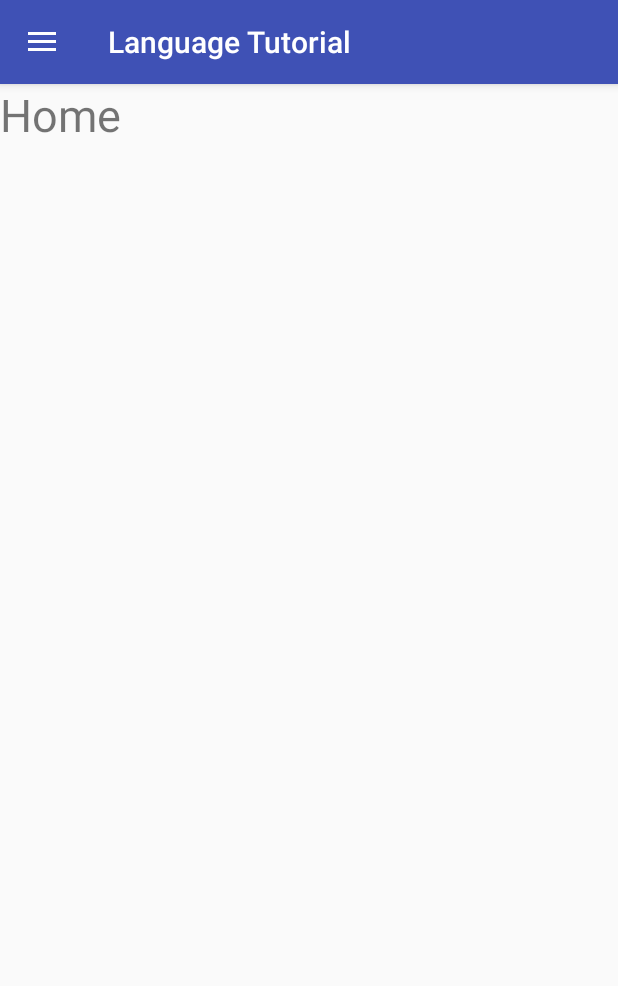
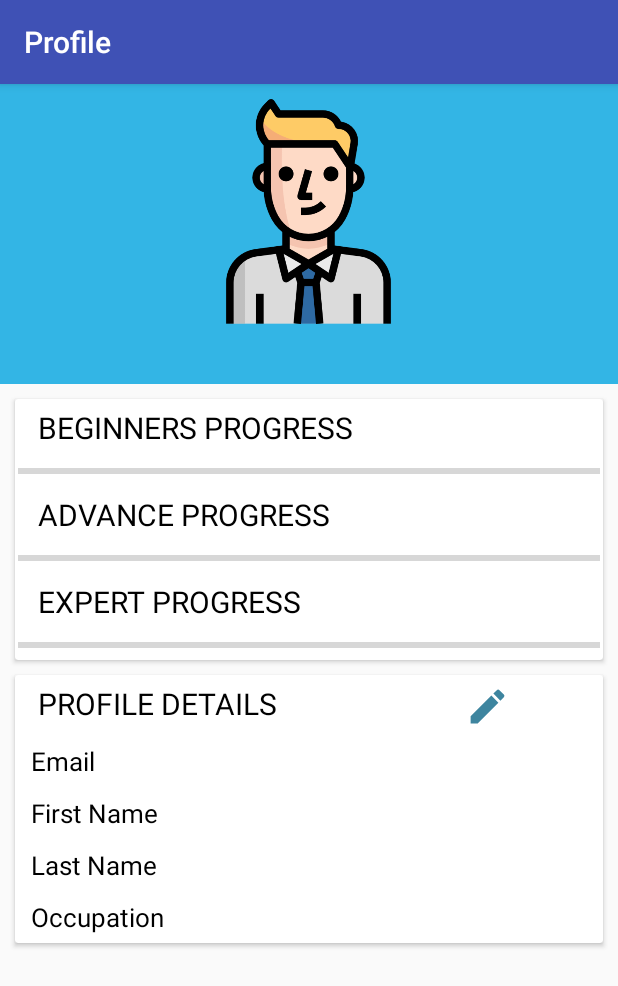
Before and after one commit to samiraj99/LanguageTutorial, an Android app: the screen it shows after launch once a user with an empty profile is signed in (Home before the commit, ProfileActivity after it), after a tap on "Home", on a phone screen of 412 x 824 dp. Shown: the top 986 px of the screen. Run offline under Robolectric (Android 15) with nearby library versions, the phone set to English and light mode, and no system bars; our stand-ins replace Firebase (no records; nobody signed in at launch, a user with empty details on screens opened directly); 1 statement that could not run was skipped; 1 other tap on this screen came first.

Commit message:
Adding profile activity

```diff
--- a/app/build.gradle
+++ b/app/build.gradle
@@ -31,5 +31,6 @@ dependencies {
     compile 'com.google.firebase:firebase-auth:16.0.1'
     compile 'com.google.firebase:firebase-database:16.0.1'
 
+    implementation 'com.android.support:cardview-v7:27.1.1'
 }
 apply plugin: 'com.google.gms.google-services'
--- a/app/src/main/AndroidManifest.xml
+++ b/app/src/main/AndroidManifest.xml
@@ -20,7 +20,10 @@
         </activity>
         <activity android:name=".Login" />
         <activity android:name=".Registration" />
-        <activity android:name=".Home"></activity>
+        <activity android:name=".Home" />
+        <activity android:name=".ProfileActivity"
+            android:label="Profile"
+            />
     </application>
 
 </manifest>
--- a/app/src/main/java/com/foslipy/languagetutorial/Home.java
+++ b/app/src/main/java/com/foslipy/languagetutorial/Home.java
@@ -1,13 +1,13 @@
 package com.foslipy.languagetutorial;
 
 import android.content.Intent;
+import android.os.Bundle;
 import android.support.annotation.NonNull;
 import android.support.design.widget.NavigationView;
 import android.support.v4.view.GravityCompat;
 import android.support.v4.widget.DrawerLayout;
 import android.support.v7.app.ActionBarDrawerToggle;
 import android.support.v7.app.AppCompatActivity;
-import android.os.Bundle;
 import android.view.MenuItem;
 
 import com.google.firebase.auth.FirebaseAuth;
@@ -72,7 +72,7 @@ public class Home extends AppCompatActivity implements NavigationView.OnNavigati
                 Intent log=new Intent(Home.this,Login.class);
                 startActivity(log);
                 break;
-        }
+            }
 
         homedrawerlayout.closeDrawer(GravityCompat.START);
         return true;
--- /dev/null
+++ b/app/src/main/java/com/foslipy/languagetutorial/ProfileActivity.java
@@ -0,0 +1,67 @@
+package com.foslipy.languagetutorial;
+
+import android.app.ProgressDialog;
+import android.support.annotation.NonNull;
+import android.support.v7.app.AppCompatActivity;
+import android.os.Bundle;
+import android.widget.TextView;
+
+import com.google.firebase.auth.FirebaseAuth;
+import com.google.firebase.auth.FirebaseUser;
+import com.google.firebase.database.DataSnapshot;
+import com.google.firebase.database.DatabaseError;
+import com.google.firebase.database.DatabaseReference;
+import com.google.firebase.database.FirebaseDatabase;
+import com.google.firebase.database.ValueEventListener;
+
+public class ProfileActivity extends AppCompatActivity {
+
+DatabaseReference databaseReference;
+TextView Image_first_name,First_name,Last_name,Email,Occupation;
+FirebaseUser user;
+String uid;
+ProgressDialog dialog;
+@Override
+    protected void onCreate(Bundle savedInstanceState) {
+        super.onCreate(savedInstanceState);
+        setContentView(R.layout.activity_profile);
+        user= FirebaseAuth.getInstance().getCurrentUser();
+        uid=user.getUid();
+        databaseReference= FirebaseDatabase.getInstance().getReference();
+        Image_first_name=findViewById(R.id.Profile_Image_first_name);
+        First_name=findViewById(R.id.Profile_first_name);
+        Last_name=findViewById(R.id.Profile_last_name);
+        Email=findViewById(R.id.Profile_email);
+        Occupation=findViewById(R.id.Profile_occupation);
+        dialog=new ProgressDialog(this);
+
+        dialog.setMessage("Loading..!");
+        dialog.show();
+        databaseReference.addValueEventListener(new ValueEventListener() {
+            @Override
+            public void onDataChange(@NonNull DataSnapshot dataSnapshot) {
+                String User_first_name=dataSnapshot.child(uid).child("Info").child("FirstName").getValue(String.class);
+                String User_last_name=dataSnapshot.child(uid).child("Info").child("LastName").getValue(String.class);
+                String User_email=dataSnapshot.child(uid).child("Info").child("Email").getValue(String.class);
+                String User_occupation=dataSnapshot.child(uid).child("Info").child("Occupation").getValue(String.class);
+
+                Image_first_name.setText(User_first_name);
+                First_name.setText(User_first_name);
+                Last_name.setText(User_last_name);
+                Email.setText(User_email);
+                Occupation.setText(User_occupation);
+
+                if (User_email.length()>1)
+                {
+                    dialog.dismiss();
+                }
+
+            }
+
+            @Override
+            public void onCancelled(@NonNull DatabaseError databaseError) {
+
+            }
+        });
+    }
+}
--- a/app/src/main/java/com/foslipy/languagetutorial/home_fragment.java
+++ b/app/src/main/java/com/foslipy/languagetutorial/home_fragment.java
@@ -1,5 +1,6 @@
 package com.foslipy.languagetutorial;
 
+import android.content.Intent;
 import android.os.Bundle;
 import android.support.annotation.NonNull;
 import android.support.annotation.Nullable;
@@ -7,12 +8,27 @@ import android.support.v4.app.Fragment;
 import android.view.LayoutInflater;
 import android.view.View;
 import android.view.ViewGroup;
+import android.widget.TextView;
 
 public class home_fragment extends Fragment {
 
+    TextView temp;
+    View view;
     @Nullable
     @Override
     public View onCreateView(@NonNull LayoutInflater inflater, @Nullable ViewGroup container, @Nullable Bundle savedInstanceState) {
-        return inflater.inflate(R.layout.home_fragment_layout,container,false);
+         view = inflater.inflate(R.layout.home_fragment_layout,container,false);
+
+        temp=view.findViewById(R.id.temp);
+        temp.setOnClickListener(new View.OnClickListener() {
+            @Override
+            public void onClick(View view) {
+                Intent prof =new Intent(getActivity(),ProfileActivity.class);
+                startActivity(prof);
+            }
+        });
+
+
+        return view;
     }
 }
--- /dev/null
+++ b/app/src/main/res/drawable/ic_edit_black_24dp.xml
@@ -0,0 +1,9 @@
+<vector xmlns:android="http://schemas.android.com/apk/res/android"
+        android:width="24dp"
+        android:height="24dp"
+        android:viewportWidth="24.0"
+        android:viewportHeight="24.0">
+    <path
+        android:fillColor="#3e859f"
+        android:pathData="M3,17.25V21h3.75L17.81,9.94l-3.75,-3.75L3,17.25zM20.71,7.04c0.39,-0.39 0.39,-1.02 0,-1.41l-2.34,-2.34c-0.39,-0.39 -1.02,-0.39 -1.41,0l-1.83,1.83 3.75,3.75 1.83,-1.83z"/>
+</vector>
--- /dev/null
+++ b/app/src/main/res/layout/activity_profile.xml
@@ -0,0 +1,239 @@
+<?xml version="1.0" encoding="utf-8"?>
+<ScrollView xmlns:android="http://schemas.android.com/apk/res/android"
+    xmlns:tools="http://schemas.android.com/tools"
+    android:layout_width="match_parent"
+    android:layout_height="match_parent"
+    tools:context="com.foslipy.languagetutorial.ProfileActivity">
+
+     <LinearLayout
+        android:layout_width="match_parent"
+        android:layout_height="wrap_content"
+        android:orientation="vertical">
+
+         <RelativeLayout
+             android:layout_width="match_parent"
+             android:layout_height="200dp"
+             android:background="@android:color/holo_blue_light">
+
+             <ImageView
+                 android:layout_marginTop="10dp"
+                 android:layout_centerHorizontal="true"
+                 android:id="@+id/Profile_image"
+                 android:layout_width="150dp"
+                 android:layout_height="150dp"
+                 android:src="@drawable/beginnerslevel"
+
+                 />
+             <TextView
+                 android:id="@+id/Profile_Image_first_name"
+                 android:layout_width="wrap_content"
+                 android:layout_height="wrap_content"
+                 android:text=""
+                 android:textColor="@android:color/white"
+                 android:textSize="20sp"
+                 android:layout_centerHorizontal="true"
+                 android:layout_marginTop="170dp"
+                 />
+         </RelativeLayout>
+
+         <android.support.v7.widget.CardView
+             android:layout_width="match_parent"
+             android:layout_height="wrap_content"
+             android:layout_marginTop="10dp"
+             android:layout_marginLeft="10dp"
+             android:layout_marginRight="10dp"
+             >
+            <RelativeLayout
+                android:layout_width="match_parent"
+                android:layout_height="match_parent">
+             <TextView
+                 android:id="@+id/text_view_beginners"
+                 android:padding="5dp"
+                 android:layout_width="wrap_content"
+                 android:layout_height="wrap_content"
+                 android:text="@string/beginners_progress"
+                 android:textSize="20sp"
+                 android:textColor="#000"
+                 android:layout_marginLeft="10dp"
+                 android:layout_marginStart="10dp" />
+
+             <ProgressBar
+                 android:id="@+id/Beginners_Progressbar"
+                 style="?android:attr/progressBarStyleHorizontal"
+                 android:layout_width="match_parent"
+                 android:layout_height="wrap_content"
+                 android:layout_below="@+id/text_view_beginners"
+                 android:padding="2dp"
+                 />
+             <TextView
+                 android:id="@+id/text_view_advance"
+                 android:padding="5dp"
+                 android:layout_width="wrap_content"
+                 android:layout_height="wrap_content"
+                 android:text="@string/advance_progress"
+                 android:textSize="20sp"
+                 android:textColor="#000"
+                 android:layout_below="@+id/Beginners_Progressbar"
+                 android:layout_marginLeft="10dp"
+                 android:layout_marginStart="10dp"
+                 />
+
+             <ProgressBar
+                 android:id="@+id/Advance_Progressbar"
+                 style="?android:attr/progressBarStyleHorizontal"
+                 android:layout_width="match_parent"
+                 android:layout_height="wrap_content"
+                 android:padding="2dp"
+                 android:layout_below="@+id/text_view_advance"
+                 />
+             <TextView
+                 android:id="@+id/text_view_expert"
+                 android:layout_below="@+id/Advance_Progressbar"
+                 android:layout_width="wrap_content"
+                 android:layout_height="wrap_content"
+                 android:text="@string/expert_progress"
+                 android:textSize="20sp"
+                 android:padding="5dp"
+                 android:layout_marginLeft="10dp"
+                 android:layout_marginStart="10dp"
+                 android:textColor="#000"
+                 />
+                <ProgressBar
+                    android:id="@+id/Expert_Progressbar"
+                    style="?android:attr/progressBarStyleHorizontal"
+                    android:layout_width="match_parent"
+                    android:layout_height="wrap_content"
+                    android:padding="2dp"
+                    android:layout_below="@+id/text_view_expert"
+                    />
+
+            </RelativeLayout>
+         </android.support.v7.widget.CardView>
+         <android.support.v7.widget.CardView
+             android:layout_width="match_parent"
+             android:layout_height="wrap_content"
+             android:layout_margin="10dp">
+            <RelativeLayout
+                android:layout_width="match_parent"
+                android:layout_height="match_parent">
+             <TextView
+                 android:id="@+id/Profile_text_view_acc_detail"
+                 android:layout_width="wrap_content"
+                 android:layout_height="wrap_content"
+                 android:text="@string/profile_details"
+                 android:textSize="20sp"
+                 android:padding="5dp"
+                 android:textStyle="normal"
+                 android:layout_marginLeft="10dp"
+                 android:layout_marginStart="10dp"
+                 android:textColor="#000"
+                 />
+                <Button
+                    android:id="@+id/Profile_button_edit"
+                    android:layout_width="30dp"
+                    android:layout_height="30dp"
+                    android:background="@drawable/ic_edit_black_24dp"
+                    android:layout_marginLeft="300dp"
+                    android:layout_marginStart="300dp"
+                    android:layout_marginTop="6dp"
+                    />
+             <TextView
+                 android:id="@+id/Profile_text_view_email"
+                 android:layout_marginTop="40dp"
+                 android:layout_width="wrap_content"
+                 android:layout_height="wrap_content"
+                 android:text="@string/email"
+                 android:textSize="17sp"
+                 android:padding="5dp"
+                 android:layout_marginLeft="5dp"
+                 android:layout_marginStart="5dp"
+                 android:textColor="#000"
+                 />
+             <TextView
+                 android:id="@+id/Profile_email"
+                 android:layout_width="wrap_content"
+                 android:layout_height="wrap_content"
+                 android:layout_below="@id/Profile_text_view_acc_detail"
+                 android:padding="5dp"
+                 android:layout_marginLeft="100dp"
+                 android:layout_marginStart="100dp"
+                 android:textSize="17sp"
+                 android:text=""
+                 />
+                <TextView
+                    android:id="@+id/Profile_text_view_first_name"
+                    android:layout_width="wrap_content"
+                    android:layout_height="wrap_content"
+                    android:layout_below="@id/Profile_text_view_email"
+                    android:padding="5dp"
+                    android:text="@string/first_name"
+                    android:textSize="17sp"
+                    android:layout_marginLeft="5dp"
+                    android:layout_marginStart="5dp"
+                    android:textColor="#000"
+                    />
+                <TextView
+                    android:id="@+id/Profile_first_name"
+                    android:layout_width="wrap_content"
+                    android:layout_height="wrap_content"
+                    android:layout_below="@+id/Profile_text_view_email"
+                    android:padding="5dp"
+                    android:layout_marginLeft="100dp"
+                    android:layout_marginStart="100dp"
+                    android:textSize="17sp"
+                    android:text=""
+                    />
+                <TextView
+                    android:id="@+id/Profile_text_view_last_name"
+                    android:layout_width="wrap_content"
+                    android:layout_height="wrap_content"
+                    android:layout_below="@id/Profile_text_view_first_name"
+                    android:padding="5dp"
+                    android:text="@string/last_name"
+                    android:textSize="17sp"
+                    android:layout_marginLeft="5dp"
+                    android:layout_marginStart="5dp"
+                    android:textColor="#000"
+                    />
+                <TextView
+                    android:id="@+id/Profile_last_name"
+                    android:layout_width="wrap_content"
+                    android:layout_height="wrap_content"
+                    android:layout_below="@+id/Profile_text_view_first_name"
+                    android:padding="5dp"
+                    android:layout_marginLeft="100dp"
+                    android:layout_marginStart="100dp"
+                    android:textSize="17sp"
+                    android:text=""
+                    />
+                <TextView
+                    android:id="@+id/Profile_text_view_occupation"
+                    android:layout_width="wrap_content"
+                    android:layout_height="wrap_content"
+                    android:layout_below="@id/Profile_text_view_last_name"
+                    android:padding="5dp"
+                    android:text="@string/occupation"
+                    android:textSize="17sp"
+                    android:layout_marginLeft="5dp"
+                    android:layout_marginStart="5dp"
+                    android:textColor="#000"
+                    />
+                <TextView
+                    android:id="@+id/Profile_occupation"
+                    android:layout_width="wrap_content"
+                    android:layout_height="wrap_content"
+                    android:layout_below="@+id/Profile_text_view_last_name"
+                    android:padding="5dp"
+                    android:layout_marginLeft="100dp"
+                    android:layout_marginStart="100dp"
+                    android:textSize="17sp"
+                    android:text=""
+                    />
+
+            </RelativeLayout>
+
+         </android.support.v7.widget.CardView>
+
+    </LinearLayout>
+
+</ScrollView>
--- a/app/src/main/res/layout/home_fragment_layout.xml
+++ b/app/src/main/res/layout/home_fragment_layout.xml
@@ -5,6 +5,7 @@
     android:orientation="vertical">
 
     <TextView
+        android:id="@+id/temp"
         android:layout_width="match_parent"
         android:layout_height="wrap_content"
         android:text="Home"
--- a/app/src/main/res/values/strings.xml
+++ b/app/src/main/res/values/strings.xml
@@ -27,4 +27,9 @@
     <string name="expert_level">Expert Level</string>
     <string name="ranking">Ranking</string>
     <string name="logout">Logout</string>
+    <string name="account_details">ACCOUNT DETAILS</string>
+    <string name="beginners_progress">BEGINNERS PROGRESS</string>
+    <string name="expert_progress">EXPERT PROGRESS</string>
+    <string name="profile_details">PROFILE DETAILS</string>
+    <string name="advance_progress">ADVANCE PROGRESS</string>
 </resources>
```
